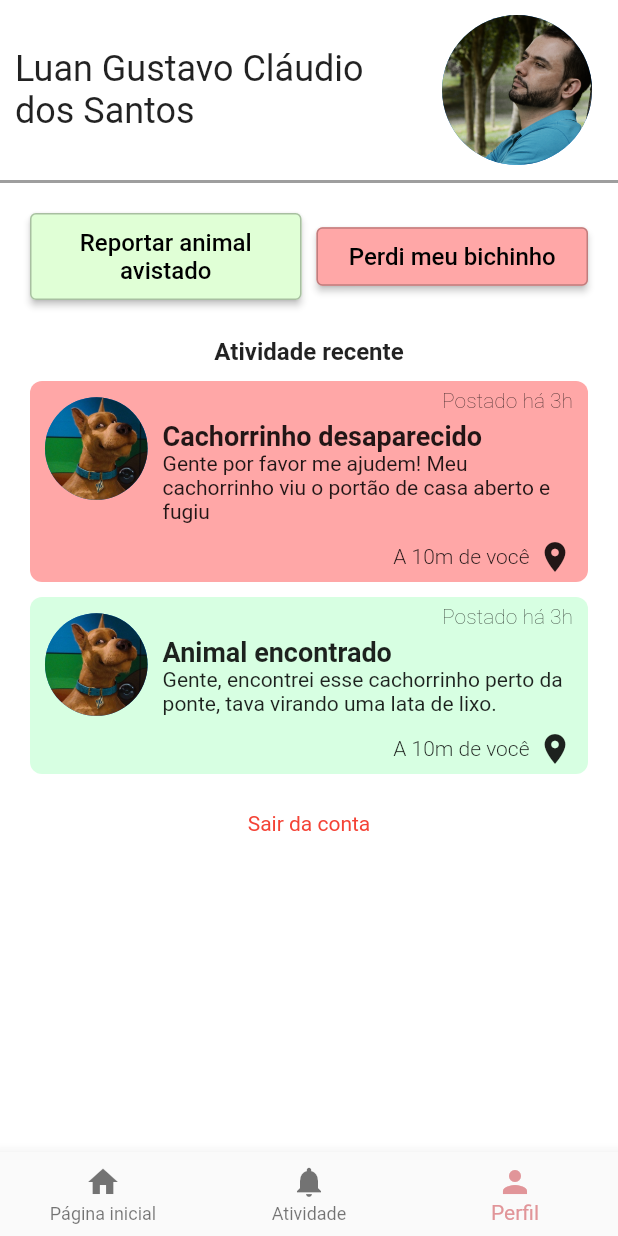
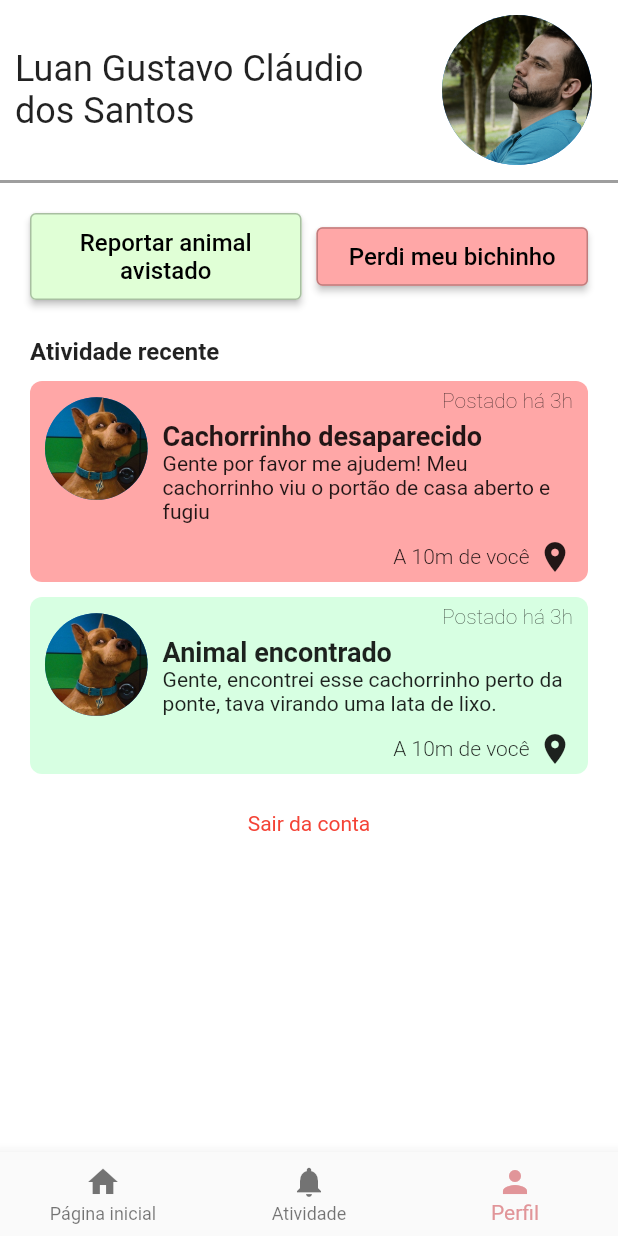
Before and after one commit to reily-cleiane/buscapatas, a Flutter app: the VisualizarPerfil screen opened directly, on a phone screen of 412 x 824 dp. Run offline on Flutter 3.47's test engine with Material 2 defaults, Android fonts, the phone set to English and light mode, and no system bars; missing offline and left inert: flutter_session.

Commit message:
fix: fixing text alignment in profile screen

```diff
--- a/lib/perfil_usuario.dart
+++ b/lib/perfil_usuario.dart
@@ -57,6 +57,7 @@ class _VisualizarPerfilState extends State<VisualizarPerfil> {
             Padding(
               padding: const EdgeInsets.fromLTRB(20.0, 20.0, 20.0, 20.0),
               child: Column(
+                crossAxisAlignment: CrossAxisAlignment.start,
                 children: [
                   Row(
                     children: [
@@ -118,7 +119,7 @@ class _VisualizarPerfilState extends State<VisualizarPerfil> {
                     backgroundColor: Color(0xFFD7FFE2),
                   ),
                   const SizedBox(height: 25),
-                  Column(
+                  Row(
                     mainAxisAlignment: MainAxisAlignment.center,
                     children: const [
                       Text(
```
